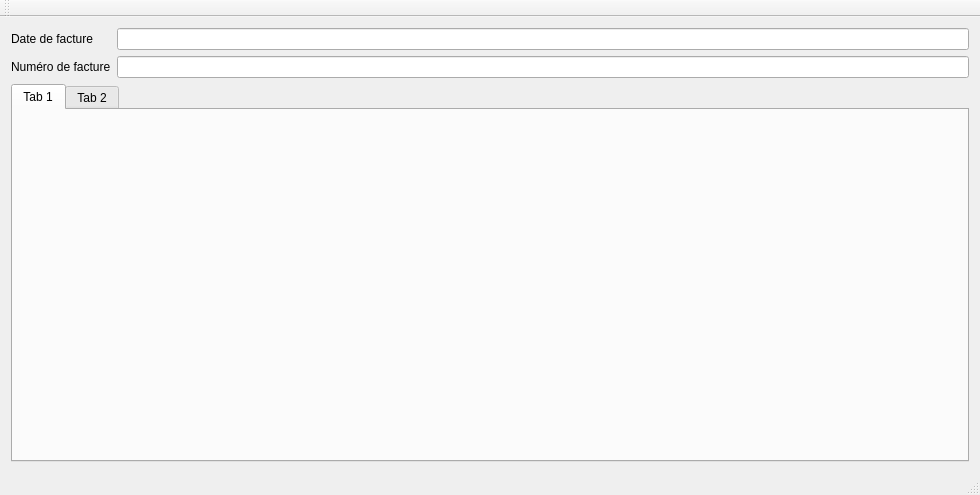
This is logCompta/mainwindow.ui in luThomasLy/logCompta as Qt 5 draws it before an edit. The edited form follows.
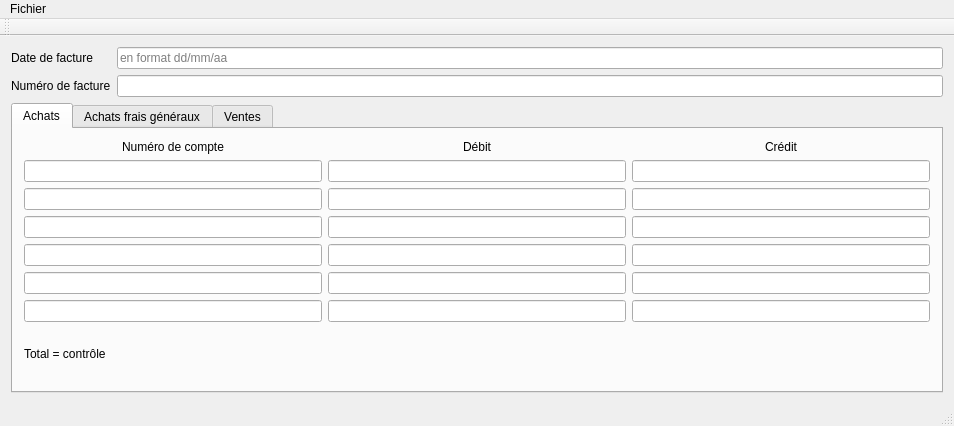
This is the edited form.

Commit message: maj interface v1

```diff
--- a/logCompta/mainwindow.ui
+++ b/logCompta/mainwindow.ui
@@ -6,8 +6,8 @@
    <rect>
     <x>0</x>
     <y>0</y>
-    <width>980</width>
-    <height>495</height>
+    <width>954</width>
+    <height>426</height>
    </rect>
   </property>
   <property name="windowTitle">
@@ -38,10 +38,18 @@
       <item>
        <layout class="QVBoxLayout" name="verticalLayout_2">
         <item>
-         <widget class="QLineEdit" name="lineDateF"/>
+         <widget class="QLineEdit" name="lineDateF">
+          <property name="placeholderText">
+           <string>en format dd/mm/aa</string>
+          </property>
+         </widget>
         </item>
         <item>
-         <widget class="QLineEdit" name="lineNumeroF"/>
+         <widget class="QLineEdit" name="lineNumeroF">
+          <property name="placeholderText">
+           <string/>
+          </property>
+         </widget>
         </item>
        </layout>
       </item>
@@ -51,12 +59,198 @@
      <widget class="QTabWidget" name="tabWidget">
       <widget class="QWidget" name="tab">
        <attribute name="title">
-        <string>Tab 1</string>
+        <string>Achats</string>
        </attribute>
+       <layout class="QVBoxLayout" name="verticalLayout_7">
+        <item>
+         <layout class="QHBoxLayout" name="horizontalLayout_2">
+          <item>
+           <layout class="QVBoxLayout" name="verticalLayout_4">
+            <item>
+             <widget class="QLabel" name="label_3">
+              <property name="text">
+               <string>Numéro de compte</string>
+              </property>
+              <property name="alignment">
+               <set>Qt::AlignCenter</set>
+              </property>
+             </widget>
+            </item>
+            <item>
+             <widget class="QLineEdit" name="lineEdit_17">
+              <property name="alignment">
+               <set>Qt::AlignRight|Qt::AlignTrailing|Qt::AlignVCenter</set>
+              </property>
+             </widget>
+            </item>
+            <item>
+             <widget class="QLineEdit" name="lineEdit_16">
+              <property name="alignment">
+               <set>Qt::AlignRight|Qt::AlignTrailing|Qt::AlignVCenter</set>
+              </property>
+             </widget>
+            </item>
+            <item>
+             <widget class="QLineEdit" name="lineEdit_18">
+              <property name="alignment">
+               <set>Qt::AlignRight|Qt::AlignTrailing|Qt::AlignVCenter</set>
+              </property>
+             </widget>
+            </item>
+            <item>
+             <widget class="QLineEdit" name="lineEdit_19">
+              <property name="alignment">
+               <set>Qt::AlignRight|Qt::AlignTrailing|Qt::AlignVCenter</set>
+              </property>
+             </widget>
+            </item>
+            <item>
+             <widget class="QLineEdit" name="lineEdit_20">
+              <property name="alignment">
+               <set>Qt::AlignRight|Qt::AlignTrailing|Qt::AlignVCenter</set>
+              </property>
+             </widget>
+            </item>
+            <item>
+             <widget class="QLineEdit" name="lineEdit_23">
+              <property name="alignment">
+               <set>Qt::AlignRight|Qt::AlignTrailing|Qt::AlignVCenter</set>
+              </property>
+             </widget>
+            </item>
+           </layout>
+          </item>
+          <item>
+           <layout class="QVBoxLayout" name="verticalLayout_5">
+            <item>
+             <widget class="QLabel" name="label_2">
+              <property name="text">
+               <string>Débit</string>
+              </property>
+              <property name="alignment">
+               <set>Qt::AlignCenter</set>
+              </property>
+             </widget>
+            </item>
+            <item>
+             <widget class="QLineEdit" name="lineEdit_11">
+              <property name="alignment">
+               <set>Qt::AlignRight|Qt::AlignTrailing|Qt::AlignVCenter</set>
+              </property>
+             </widget>
+            </item>
+            <item>
+             <widget class="QLineEdit" name="lineEdit_12">
+              <property name="alignment">
+               <set>Qt::AlignRight|Qt::AlignTrailing|Qt::AlignVCenter</set>
+              </property>
+             </widget>
+            </item>
+            <item>
+             <widget class="QLineEdit" name="lineEdit_13">
+              <property name="alignment">
+               <set>Qt::AlignRight|Qt::AlignTrailing|Qt::AlignVCenter</set>
+              </property>
+             </widget>
+            </item>
+            <item>
+             <widget class="QLineEdit" name="lineEdit_14">
+              <property name="alignment">
+               <set>Qt::AlignRight|Qt::AlignTrailing|Qt::AlignVCenter</set>
+              </property>
+             </widget>
+            </item>
+            <item>
+             <widget class="QLineEdit" name="lineEdit_15">
+              <property name="alignment">
+               <set>Qt::AlignRight|Qt::AlignTrailing|Qt::AlignVCenter</set>
+              </property>
+             </widget>
+            </item>
+            <item>
+             <widget class="QLineEdit" name="lineEdit_22">
+              <property name="alignment">
+               <set>Qt::AlignRight|Qt::AlignTrailing|Qt::AlignVCenter</set>
+              </property>
+             </widget>
+            </item>
+           </layout>
+          </item>
+          <item>
+           <layout class="QVBoxLayout" name="verticalLayout_6">
+            <item>
+             <widget class="QLabel" name="label">
+              <property name="text">
+               <string>Crédit</string>
+              </property>
+              <property name="alignment">
+               <set>Qt::AlignCenter</set>
+              </property>
+             </widget>
+            </item>
+            <item>
+             <widget class="QLineEdit" name="lineEdit_10">
+              <property name="alignment">
+               <set>Qt::AlignRight|Qt::AlignTrailing|Qt::AlignVCenter</set>
+              </property>
+             </widget>
+            </item>
+            <item>
+             <widget class="QLineEdit" name="lineEdit_9">
+              <property name="alignment">
+               <set>Qt::AlignRight|Qt::AlignTrailing|Qt::AlignVCenter</set>
+              </property>
+             </widget>
+            </item>
+            <item>
+             <widget class="QLineEdit" name="lineEdit_8">
+              <property name="alignment">
+               <set>Qt::AlignRight|Qt::AlignTrailing|Qt::AlignVCenter</set>
+              </property>
+             </widget>
+            </item>
+            <item>
+             <widget class="QLineEdit" name="lineEdit_7">
+              <property name="alignment">
+               <set>Qt::AlignRight|Qt::AlignTrailing|Qt::AlignVCenter</set>
+              </property>
+             </widget>
+            </item>
+            <item>
+             <widget class="QLineEdit" name="lineEdit_6">
+              <property name="alignment">
+               <set>Qt::AlignRight|Qt::AlignTrailing|Qt::AlignVCenter</set>
+              </property>
+             </widget>
+            </item>
+            <item>
+             <widget class="QLineEdit" name="lineEdit_21">
+              <property name="alignment">
+               <set>Qt::AlignRight|Qt::AlignTrailing|Qt::AlignVCenter</set>
+              </property>
+             </widget>
+            </item>
+           </layout>
+          </item>
+         </layout>
+        </item>
+        <item>
+         <widget class="QLabel" name="label_4">
+          <property name="text">
+           <string>Total = contrôle</string>
+          </property>
+         </widget>
+        </item>
+       </layout>
       </widget>
       <widget class="QWidget" name="tab_2">
        <attribute name="title">
-        <string>Tab 2</string>
+        <string>Achats frais généraux</string>
+       </attribute>
+      </widget>
+      <widget class="QWidget" name="tab_3">
+       <attribute name="title">
+        <string>Ventes</string>
        </attribute>
       </widget>
      </widget>
@@ -68,10 +262,17 @@
     <rect>
      <x>0</x>
      <y>0</y>
-     <width>980</width>
+     <width>954</width>
      <height>22</height>
     </rect>
    </property>
+   <widget class="QMenu" name="menuFichier">
+    <property name="title">
+     <string>Fichier</string>
+    </property>
+    <addaction name="actionA_propos"/>
+   </widget>
+   <addaction name="menuFichier"/>
   </widget>
   <widget class="QToolBar" name="mainToolBar">
    <attribute name="toolBarArea">
```
Left out of the diff: 10 changed lines with no effect on the pictures.
